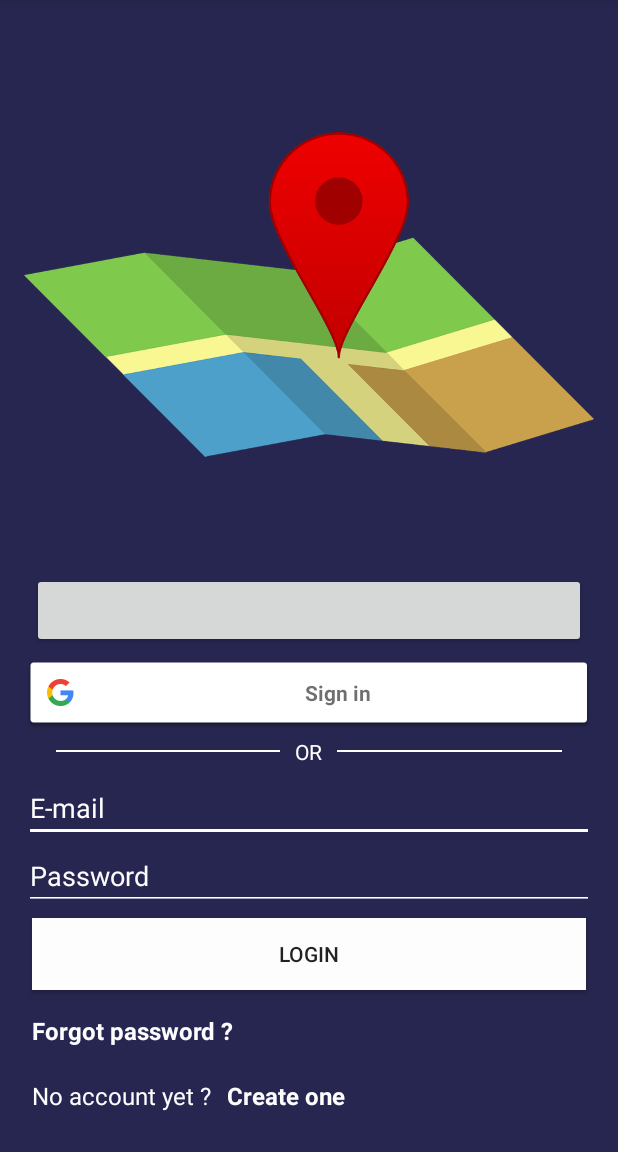
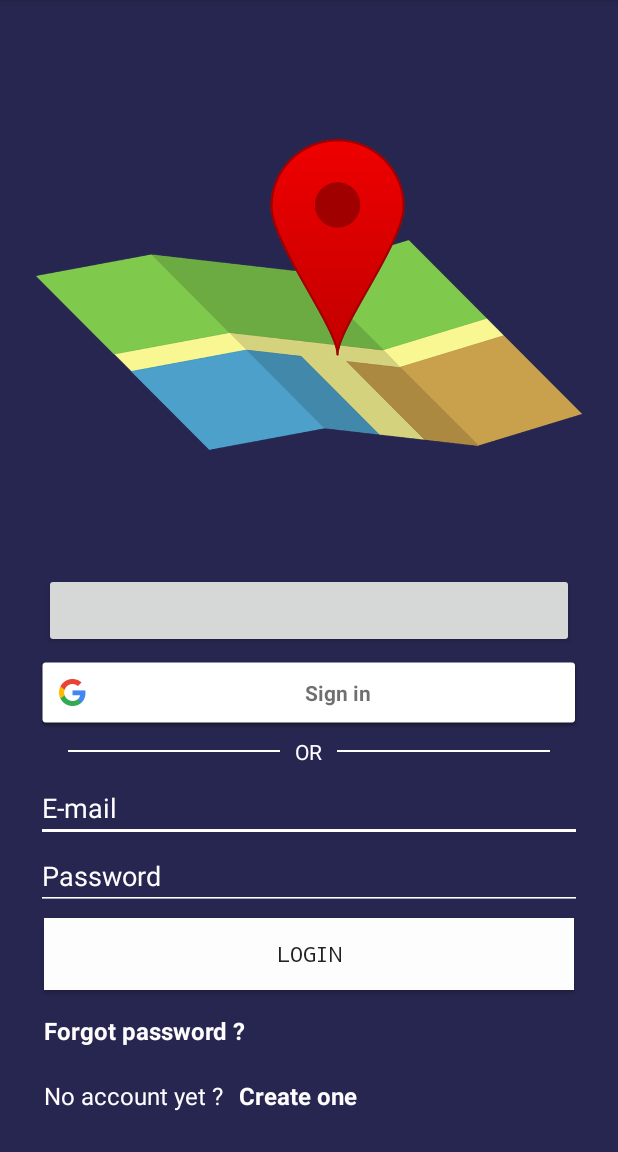
Before and after one commit to mEzzahraoui/AndroidProject, an Android app: the screen it shows after launch (MainActivity), on a phone screen of 412 x 824 dp, the part 84-1236 px from its top. Run offline under Robolectric (Android 15) with nearby library versions, the phone set to English and light mode, and no system bars; our stand-ins replace Firebase (no records; nobody signed in at launch, a user with empty details on screens opened directly); libraries missing offline, so code that uses them is left out: com.facebook, com.facebook.login; plain views replace LoginButton; 4 statements that could not run were skipped.

Commit message:
J ai ajouté quelque petite modification

```diff
--- a/app/build.gradle
+++ b/app/build.gradle
@@ -27,6 +27,7 @@ dependencies {
     implementation 'com.google.firebase:firebase-database:12.0.1'
     implementation 'com.google.firebase:firebase-storage:12.0.1'
     implementation 'com.google.android.gms:play-services-maps:12.0.1'
+    implementation 'com.android.support:design:27.1.1'
     testImplementation 'junit:junit:4.12'
     androidTestImplementation 'com.android.support.test:runner:1.0.1'
     androidTestImplementation 'com.android.support.test.espresso:espresso-core:3.0.1'
--- a/app/src/main/AndroidManifest.xml
+++ b/app/src/main/AndroidManifest.xml
@@ -62,7 +62,7 @@
             android:name=".MapsActivity"
             android:label="@string/title_activity_maps" />
         <activity android:name=".PasswordActivity" />
-        <activity android:name=".RegistrationActivity"></activity>
+        <activity android:name=".RegistrationActivity" />
     </application>
 
 </manifest>
--- a/app/src/main/java/com/example/meriame/authenticationtest/MainActivity.java
+++ b/app/src/main/java/com/example/meriame/authenticationtest/MainActivity.java
@@ -5,6 +5,7 @@ import android.app.AlertDialog;
 import android.content.DialogInterface;
 import android.content.Intent;
 import android.content.pm.PackageManager;
+import android.net.Uri;
 import android.os.Bundle;
 import android.support.annotation.NonNull;
 import android.support.annotation.Nullable;
@@ -33,6 +34,8 @@ import com.google.android.gms.common.ConnectionResult;
 import com.google.android.gms.common.SignInButton;
 import com.google.android.gms.common.api.GoogleApiClient;
 import com.google.android.gms.tasks.OnCompleteListener;
+import com.google.android.gms.tasks.OnFailureListener;
+import com.google.android.gms.tasks.OnSuccessListener;
 import com.google.android.gms.tasks.Task;
 import com.google.firebase.auth.AuthCredential;
 import com.google.firebase.auth.AuthResult;
@@ -40,6 +43,11 @@ import com.google.firebase.auth.FacebookAuthProvider;
 import com.google.firebase.auth.FirebaseAuth;
 import com.google.firebase.auth.FirebaseUser;
 import com.google.firebase.auth.GoogleAuthProvider;
+import com.google.firebase.database.DatabaseReference;
+import com.google.firebase.database.FirebaseDatabase;
+import com.google.firebase.storage.FirebaseStorage;
+import com.google.firebase.storage.StorageReference;
+import com.google.firebase.storage.UploadTask;
 
 public class MainActivity extends AppCompatActivity {
 
@@ -47,6 +55,9 @@ public class MainActivity extends AppCompatActivity {
     private static final  int RC_SIGN_IN=1;
 
     private FirebaseAuth mAuth;
+    private FirebaseStorage firebaseStorage;
+    private StorageReference storageReference;
+
     private GoogleApiClient mGoogleApiClient;
     private CallbackManager mCallbackManager;
     private String email;
@@ -59,6 +70,9 @@ public class MainActivity extends AppCompatActivity {
         setContentView(R.layout.activity_main);
 
         mAuth = FirebaseAuth.getInstance();
+        firebaseStorage= FirebaseStorage.getInstance();
+
+        storageReference=firebaseStorage.getReference();
 
         // Initialize Facebook Login button
         mCallbackManager = CallbackManager.Factory.create();
@@ -67,14 +81,11 @@ public class MainActivity extends AppCompatActivity {
         loginButton.registerCallback(mCallbackManager, new FacebookCallback<LoginResult>() {
             @Override
             public void onSuccess(LoginResult loginResult) {
-
-                Toast.makeText(MainActivity.this, "register Callback on success", Toast.LENGTH_LONG).show();
                 handleFacebookAccessToken(loginResult.getAccessToken());
             }
 
             @Override
             public void onCancel() {
-                Toast.makeText(MainActivity.this, "register Callback oncancel", Toast.LENGTH_LONG).show();
             }
 
             @Override
@@ -109,15 +120,14 @@ public class MainActivity extends AppCompatActivity {
     //On appel cette methode si l authentification avec facebook reussie
     private void handleFacebookAccessToken(AccessToken token) {
         AuthCredential credential = FacebookAuthProvider.getCredential(token.getToken());
-        Toast.makeText(MainActivity.this, "handleFacebook", Toast.LENGTH_LONG).show();
         mAuth.signInWithCredential(credential)
                 .addOnCompleteListener(this, new OnCompleteListener<AuthResult>() {
                     @Override
                     public void onComplete(@NonNull Task<AuthResult> task) {
                         if (task.isSuccessful()) {
                             // Sign in success, update UI with the signed-in user's information
-                            Toast.makeText(MainActivity.this, "handleFacebook success", Toast.LENGTH_LONG).show();
                             FirebaseUser user = mAuth.getCurrentUser();
+                            sendUserData(user);
                             updateUI(user);
                         } else {
                             Toast.makeText(MainActivity.this, "Authentication failed.",Toast.LENGTH_SHORT).show();
@@ -153,6 +163,28 @@ public class MainActivity extends AppCompatActivity {
         }
     }
 
+    public void onRequestPermissionsResult(int requestCode,String permissions[], int[] grantResults) {
+        switch (requestCode) {
+            case LOCATION_PERMISSION: {
+                // If request is cancelled, the result arrays are empty.
+                if (grantResults.length > 0 && grantResults[0] == PackageManager.PERMISSION_GRANTED) {
+                    Intent second=new Intent(MainActivity.this, MapsActivity.class);
+                    startActivity(second);
+                    finish();
+
+
+                }
+                else {
+                   finish();
+                }
+                return;
+            }
+
+            // other 'case' lines to check for other
+            // permissions this app might request.
+        }
+    }
+
 
     //On appel cette methode après l'authentification
     private void updateUI(FirebaseUser currentUser) {
@@ -161,13 +193,12 @@ public class MainActivity extends AppCompatActivity {
             //Check Permission
             //if the user has already accept the permission
             if(ContextCompat.checkSelfPermission(MainActivity.this, Manifest.permission.ACCESS_FINE_LOCATION) == PackageManager.PERMISSION_GRANTED){
-
                 Intent second=new Intent(MainActivity.this, MapsActivity.class);
                 startActivity(second);
                 finish();
             }
             else {
-                requestLocationPermission();
+                requestLocationPermission(currentUser);
             }
         }
         else {
@@ -179,7 +210,7 @@ public class MainActivity extends AppCompatActivity {
     }
 
     //Cette methode est utilisée si l'utilisateur n'a pas encore accepté les permissions
-    private void requestLocationPermission(){
+    private void requestLocationPermission(FirebaseUser currentUser){
         // If the user has already denied the permission
         if(ActivityCompat.shouldShowRequestPermissionRationale(this, Manifest.permission.ACCESS_FINE_LOCATION)){
             new AlertDialog.Builder(this)
@@ -200,6 +231,7 @@ public class MainActivity extends AppCompatActivity {
         }
         else {
             ActivityCompat.requestPermissions(this, new String[]{Manifest.permission.ACCESS_FINE_LOCATION} ,LOCATION_PERMISSION);
+
         }
     }
 
@@ -215,6 +247,13 @@ public class MainActivity extends AppCompatActivity {
         Intent signInIntent = Auth.GoogleSignInApi.getSignInIntent(mGoogleApiClient);
         startActivityForResult(signInIntent, RC_SIGN_IN);
         Toast.makeText(MainActivity.this, "onclick", Toast.LENGTH_LONG).show();
+    }
+
+    private void sendUserData(FirebaseUser currentUser){
+        FirebaseDatabase firebaseDatabase=FirebaseDatabase.getInstance();
+        DatabaseReference myRef=firebaseDatabase.getReference("users").child(mAuth.getCurrentUser().getUid());
+        User user=new User(currentUser.getDisplayName(), currentUser.getEmail());
+        myRef.setValue(user);
     }
 
     @Override
@@ -260,6 +299,7 @@ public class MainActivity extends AppCompatActivity {
                             // Sign in success, update UI with the signed-in user's information
                             Log.d("firebaze", "signInWithCredential:success");
                             FirebaseUser user = mAuth.getCurrentUser();
+                            sendUserData(user);
                             updateUI(user);
                         } else {
                             // If sign in fails, display a message to the user.
@@ -271,9 +311,9 @@ public class MainActivity extends AppCompatActivity {
     }
 
     public void onClickForgotPassword(View view) {
-        finish();
         Intent second=new Intent(MainActivity.this, PasswordActivity.class);
         startActivity(second);
+        finish();
 
     }
 
--- a/app/src/main/java/com/example/meriame/authenticationtest/RegistrationActivity.java
+++ b/app/src/main/java/com/example/meriame/authenticationtest/RegistrationActivity.java
@@ -146,8 +146,8 @@ public class RegistrationActivity extends AppCompatActivity {
 
     private void sendUserData(){
         FirebaseDatabase firebaseDatabase=FirebaseDatabase.getInstance();
-        DatabaseReference myRef=firebaseDatabase.getReference(mAuth.getCurrentUser().getUid());
-        StorageReference imgReference=storageReference.child(mAuth.getCurrentUser().getUid()).child("Images").child("Profile pic");
+        DatabaseReference myRef=firebaseDatabase.getReference("users").child(mAuth.getCurrentUser().getUid());
+        StorageReference imgReference=storageReference.child("users").child(mAuth.getCurrentUser().getUid()).child("Profile pic");
         UploadTask uploadTask=imgReference.putFile(imagePath);
         uploadTask.addOnFailureListener(new OnFailureListener() {
             @Override
--- a/app/src/main/res/layout/activity_main.xml
+++ b/app/src/main/res/layout/activity_main.xml
@@ -1,42 +1,52 @@
 <?xml version="1.0" encoding="utf-8"?>
 
-<RelativeLayout xmlns:android="http://schemas.android.com/apk/res/android"
+<android.support.constraint.ConstraintLayout xmlns:android="http://schemas.android.com/apk/res/android"
     xmlns:app="http://schemas.android.com/apk/res-auto"
     xmlns:tools="http://schemas.android.com/tools"
     android:layout_width="match_parent"
     android:layout_height="match_parent"
     android:padding="16dp"
-    tools:context=".MainActivity"
-    android:background="#272650">
+    tools:context=".MainActivity">
 
 
     <LinearLayout
         android:layout_width="match_parent"
         android:layout_height="wrap_content"
-        android:orientation="vertical">
+        android:layout_marginBottom="8dp"
+        android:layout_marginEnd="8dp"
+        android:layout_marginLeft="8dp"
+        android:layout_marginRight="8dp"
+        android:layout_marginStart="8dp"
+        android:layout_marginTop="8dp"
+        android:orientation="vertical"
+        app:layout_constraintBottom_toBottomOf="parent"
+        app:layout_constraintEnd_toEndOf="parent"
+        app:layout_constraintHorizontal_bias="1.0"
+        app:layout_constraintStart_toStartOf="parent"
+        app:layout_constraintTop_toTopOf="parent">
 
         <ImageView
+            android:layout_gravity="center"
             android:id="@+id/imageView"
             android:layout_width="match_parent"
             android:layout_height="wrap_content"
-            android:layout_weight="40"
+            android:layout_weight="1"
             app:srcCompat="@drawable/new_one" />
 
 
         <com.facebook.login.widget.LoginButton
-            android:layout_margin="5dp"
             android:id="@+id/button_facebook_login"
             android:layout_width="match_parent"
             android:layout_height="wrap_content"
+            android:layout_gravity="center_horizontal"
+            android:layout_margin="5dp"
             android:paddingBottom="15dp"
-            android:paddingTop="15dp"
-            android:layout_gravity="center_horizontal"
-            />
+            android:paddingTop="15dp" />
 
         <com.google.android.gms.common.SignInButton
             android:id="@+id/googleButton"
             android:layout_width="match_parent"
-            android:layout_height="wrap_content"/>
+            android:layout_height="wrap_content" />
 
         <RelativeLayout
             android:layout_width="match_parent"
@@ -52,7 +62,7 @@
                 android:layout_marginLeft="10dp"
                 android:layout_marginRight="10dp"
                 android:text="OR"
-                android:textColor="#FFFFFF"/>
+                android:textColor="#FFFFFF" />
 
             <View
                 android:layout_width="match_parent"
@@ -60,8 +70,7 @@
                 android:layout_centerVertical="true"
                 android:layout_marginLeft="16dp"
                 android:layout_toLeftOf="@id/tvText"
-                android:background="#fdfdfe"
-                />
+                android:background="#fdfdfe" />
 
             <View
                 android:layout_width="match_parent"
@@ -69,59 +78,56 @@
                 android:layout_centerVertical="true"
                 android:layout_marginRight="16dp"
                 android:layout_toRightOf="@id/tvText"
-                android:background="#fdfdfe"
-                />
+                android:background="#fdfdfe" />
 
         </RelativeLayout>
-
-
 
 
         <EditText
             android:id="@+id/email"
             android:layout_width="match_parent"
             android:layout_height="wrap_content"
+            android:backgroundTint="#FDFDFE"
             android:hint="E-mail"
             android:inputType="textEmailAddress"
             android:singleLine="true"
             android:textColor="#FDFDFE"
-            android:textColorHint="#FDFDFE"
-            android:backgroundTint="#FDFDFE"/>
-
+            android:textColorHint="#FDFDFE" />
 
 
         <EditText
             android:id="@+id/password"
             android:layout_width="match_parent"
             android:layout_height="wrap_content"
+            android:backgroundTint="#FDFDFE"
             android:hint="Password"
             android:inputType="textPassword"
-            android:textColorHint="#FDFDFE"
-            android:backgroundTint="#FDFDFE"
-            android:textColor="#FDFDFE"/>
+            android:textColor="#FDFDFE"
+            android:textColorHint="#FDFDFE" />
 
         <Button
             android:id="@+id/login"
             android:layout_width="match_parent"
             android:layout_height="wrap_content"
+            android:layout_margin="5dp"
+            android:background="#FDFDFE"
+            android:onClick="OnClickSimpleLogin"
             android:text="Login"
-            android:background="#FDFDFE"
-            android:layout_margin="5dp"
-            android:onClick="OnClickSimpleLogin"/>
+            android:typeface="monospace" />
 
         <TextView
             android:id="@+id/ForgotPassword"
             android:layout_width="match_parent"
             android:layout_height="wrap_content"
-            android:text="Forgot password ? "
-            android:textStyle="bold"
+            android:layout_margin="5dp"
             android:clickable="true"
             android:onClick="onClickForgotPassword"
+            android:paddingBottom="5dp"
+            android:paddingTop="5dp"
+            android:text="Forgot password ? "
             android:textColor="#FDFDFE"
             android:textSize="16dp"
-            android:layout_margin="5dp"
-            android:paddingTop="5dp"
-            android:paddingBottom="5dp"/>
+            android:textStyle="bold" />
 
         <LinearLayout
             android:layout_width="match_parent"
@@ -131,30 +137,31 @@
             <TextView
                 android:layout_width="wrap_content"
                 android:layout_height="wrap_content"
+                android:layout_margin="5dp"
+                android:paddingBottom="5dp"
+                android:paddingTop="5dp"
                 android:text="No account yet ?"
                 android:textColor="#FDFDFE"
-                android:textSize="16dp"
-                android:layout_margin="5dp"
-                android:paddingTop="5dp"
-                android:paddingBottom="5dp"/>
+                android:textSize="16dp" />
+
             <TextView
                 android:id="@+id/signUp"
                 android:layout_width="wrap_content"
                 android:layout_height="wrap_content"
+                android:layout_margin="5dp"
+                android:clickable="true"
+                android:onClick="OnClickSignUp"
+                android:paddingBottom="5dp"
+                android:paddingTop="5dp"
                 android:text="Create one "
-                android:clickable="true"
-                android:textStyle="bold"
                 android:textColor="#FDFDFE"
                 android:textSize="16dp"
-                android:layout_margin="5dp"
-                android:onClick="OnClickSignUp"
-                android:paddingTop="5dp"
-                android:paddingBottom="5dp"/>
+                android:textStyle="bold" />
 
 
         </LinearLayout>
 
-      <!--  <Button
+        <!--  <Button
             android:id="@+id/signUp"
             android:layout_width="match_parent"
             android:layout_height="wrap_content"
@@ -163,9 +170,6 @@
             android:background="#FDFDFE"/> -->
 
 
-
-
-
     </LinearLayout>
 
-</RelativeLayout>
+</android.support.constraint.ConstraintLayout>
--- a/app/src/main/res/layout/activity_maps.xml
+++ b/app/src/main/res/layout/activity_maps.xml
@@ -6,4 +6,4 @@
     android:name="com.google.android.gms.maps.SupportMapFragment"
     android:layout_width="match_parent"
     android:layout_height="match_parent"
-    tools:context=".MapsActivity" />
+    tools:context=".MapsActivity" ></fragment>
--- a/app/src/main/res/layout/activity_registration.xml
+++ b/app/src/main/res/layout/activity_registration.xml
@@ -6,8 +6,7 @@
     android:layout_height="match_parent"
     android:orientation="vertical"
     tools:context=".RegistrationActivity"
-    tools:layout_editor_absoluteY="81dp"
-    android:background="#272650">
+    tools:layout_editor_absoluteY="81dp">
 
     <ImageView
         android:id="@+id/imageView2"
@@ -17,7 +16,7 @@
         android:layout_marginLeft="8dp"
         android:layout_marginRight="8dp"
         android:layout_marginStart="8dp"
-        android:layout_marginTop="64dp"
+        android:layout_marginTop="16dp"
         android:clickable="true"
         app:layout_constraintEnd_toEndOf="parent"
         app:layout_constraintStart_toStartOf="parent"
--- a/app/src/main/res/values/colors.xml
+++ b/app/src/main/res/values/colors.xml
@@ -3,4 +3,5 @@
     <color name="colorPrimary">#3F51B5</color>
     <color name="colorPrimaryDark">#303F9F</color>
     <color name="colorAccent">#FF4081</color>
+    <color name="colorBackground">#272650</color>
 </resources>
```
Also changed, not shown: app/src/main/res/layout/activity_password.xml (+42 -6 lines), app/src/main/res/values/strings.xml (+7 -0 lines), app/src/main/res/values/styles.xml (+10 -0 lines).
